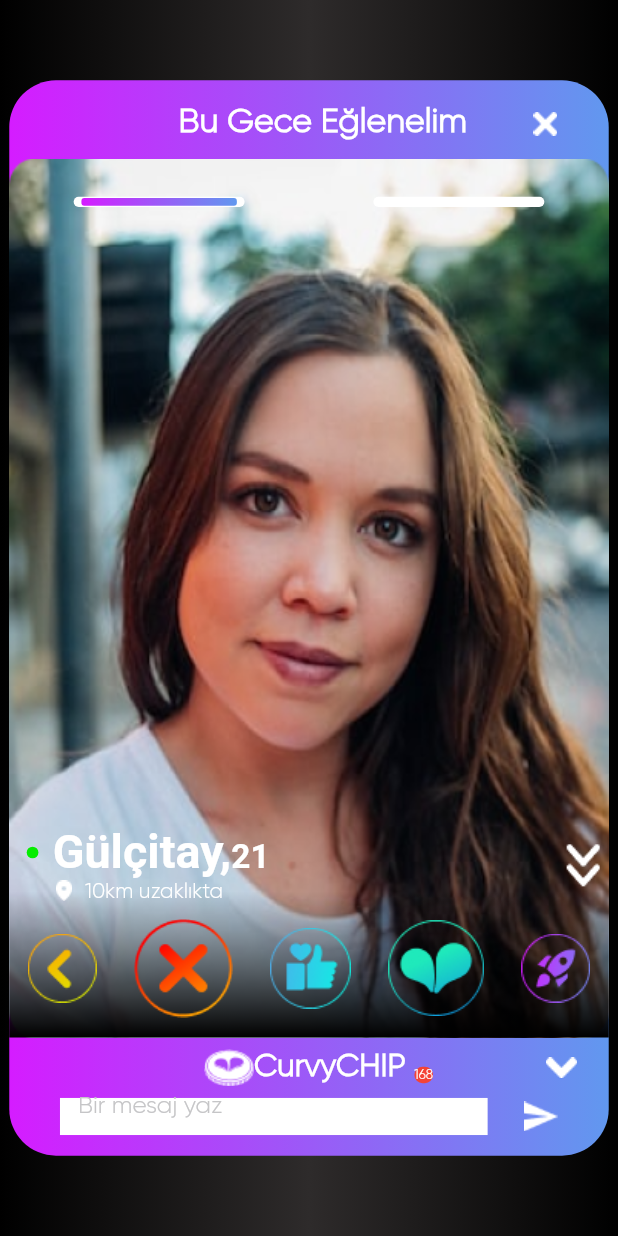
After one commit to kemalkaancetindag/curvy-app, a Flutter app: the HubScreen screen opened by its route, on a phone screen of 412 x 824 dp. The commit adds this screen. Run offline on Flutter 3.47's test engine with Material 2 defaults, Android fonts, the phone set to English and light mode, and no system bars; our stand-ins replace camera, cloud_firestore, dio, dotted_border, firebase_auth, firebase_core and 9 more; missing offline and left inert: dart:ffi, flutter_facebook_auth; accounts and stored records are empty; statements that could not run were skipped.

Commit message:
hub ui done

```diff
--- a/lib/constants/pages.dart
+++ b/lib/constants/pages.dart
@@ -5,6 +5,7 @@ import 'package:curvy_app/ui/screens/delete_account_last_chance.dart';
 import 'package:curvy_app/ui/screens/delete_account_why.dart';
 import 'package:curvy_app/ui/screens/edit_profile.dart';
 import 'package:curvy_app/ui/screens/explore.dart';
+import 'package:curvy_app/ui/screens/hub.dart';
 import 'package:curvy_app/ui/screens/index.dart';
 import 'package:curvy_app/ui/screens/login.dart';
 import 'package:curvy_app/ui/screens/main_screen.dart';
@@ -142,4 +143,9 @@ final pages = [
     ]
   ),
 
+  GetPage(
+    name: Routes.hub,
+    page: () => HubScreen()
+  )
+
 ];
--- a/lib/constants/routes.dart
+++ b/lib/constants/routes.dart
@@ -19,7 +19,7 @@ abstract class Routes {
   static const  deleteAccountWhy = '/delete-account-why';
   static const  sendFeedback = '/send-feedback';
   static const  editProfile = '/edit-profile';
-
+  static const hub = '/hub';
   static const  chat = '/chat';
 
 
--- /dev/null
+++ b/lib/ui/screens/hub.dart
@@ -0,0 +1,16 @@
+import 'package:curvy_app/ui/widgets/hub/hub_empty.dart';
+import 'package:curvy_app/ui/widgets/hub/hub_found.dart';
+import 'package:flutter/material.dart';
+import 'package:flutter/src/widgets/container.dart';
+import 'package:flutter/src/widgets/framework.dart';
+
+class HubScreen  extends StatelessWidget {
+  const HubScreen ({super.key});
+
+  @override
+  Widget build(BuildContext context) {
+    return Scaffold(
+      body: HubFoundWidget(),
+    );
+  }
+}
--- /dev/null
+++ b/lib/ui/widgets/hub/hub_found.dart
@@ -0,0 +1,396 @@
+import 'package:curvy_app/constants/dimensions.dart';
+import 'package:flutter/cupertino.dart';
+import 'package:flutter/material.dart';
+import 'package:flutter/src/widgets/container.dart';
+import 'package:flutter/src/widgets/framework.dart';
+
+class HubFoundWidget extends StatelessWidget {
+  const HubFoundWidget({super.key});
+
+  @override
+  Widget build(BuildContext context) {
+    return Container(
+      width: double.maxFinite,
+      height: double.maxFinite,
+      decoration: BoxDecoration(
+          gradient: LinearGradient(colors: [
+        Color(0xFF000000),
+        Color(0xFF2E2B2B),
+        Color(0xFF000000),
+      ])),
+      child: Column(
+        mainAxisAlignment: MainAxisAlignment.center,
+        crossAxisAlignment: CrossAxisAlignment.center,
+        children: [
+          Container(
+            height: (Dimensions.h50 * 10) + (Dimensions.h230),
+            width: Dimensions.w35 * 10,
+            decoration: BoxDecoration(
+                borderRadius: BorderRadius.circular(Dimensions.h16 * 2),
+                gradient: LinearGradient(
+                    colors: [Color(0xFFD51CFF), Color(0xFF6198EF)])),
+            child: Column(
+              children: [
+                Container(
+                  margin: EdgeInsets.only(top: Dimensions.h16),
+                  child: Row(
+                    mainAxisAlignment: MainAxisAlignment.end,
+                    crossAxisAlignment: CrossAxisAlignment.center,
+                    children: [
+                      Container(
+                        margin: EdgeInsets.only(right: Dimensions.w42),
+                        child: Text(
+                          "Bu Gece Eğlenelim",
+                          style: TextStyle(
+                              color: Colors.white,
+                              fontWeight: FontWeight.bold,
+                              fontSize: Dimensions.h230 / 10),
+                        ),
+                      ),
+                      Container(
+                        margin: EdgeInsets.only(right: Dimensions.w300 / 10),
+                        child: Image.asset("assets/images/hub_close_icon.png"),
+                      )
+                    ],
+                  ),
+                ),
+                Container(
+                  margin: EdgeInsets.only(top: Dimensions.h100 / 10),
+                  width: double.maxFinite,
+                  height: Dimensions.h60 * 10,
+                  decoration: BoxDecoration(
+                    borderRadius: BorderRadius.circular(Dimensions.h16 * 2),
+                  ),
+                  child: Stack(
+                    children: [
+                      Positioned(
+                          top: 0,
+                          bottom: 0,
+                          left: 0,
+                          right: 0,
+                          child: Container(
+                            width: double.maxFinite,
+                            height: double.maxFinite,
+                            decoration: BoxDecoration(
+                                image: DecorationImage(
+                                    image:
+                                        AssetImage("assets/images/women.png"),
+                                    fit: BoxFit.fill)),
+                          )),
+                      Positioned(
+                        bottom: 0,
+                        left: 0,
+                        right: 0,
+                        child: Container(
+                          height: Dimensions.h100,
+                          width: double.maxFinite,
+                          decoration: BoxDecoration(
+                              gradient: LinearGradient(
+                                  begin: Alignment.bottomCenter,
+                                  end: Alignment.topCenter,
+                                  colors: [
+                                Colors.black,
+                                Colors.transparent,
+                              ])),
+                        ),
+                      ),
+                      Positioned(
+                          bottom: Dimensions.h7 * 13,
+                          left: 0,
+                          right: 0,
+                          child: Container(
+                            width: double.maxFinite,
+                            child: Row(
+                              mainAxisAlignment: MainAxisAlignment.spaceBetween,
+                              children: [
+                                Column(
+                                  children: [
+                                    Container(
+                                      child: Row(
+                                        children: [
+                                          Container(
+                                            width: Dimensions.h8,
+                                            height: Dimensions.h8,
+                                            margin: EdgeInsets.only(
+                                                left: Dimensions.w11,
+                                                right: Dimensions.w9),
+                                            decoration: BoxDecoration(
+                                                borderRadius:
+                                                    BorderRadius.circular(
+                                                        Dimensions.h8 / 2),
+                                                color: Color(0xFF05ED00)),
+                                          ),
+                                          Container(
+                                            child: RichText(
+                                              text: TextSpan(
+                                                  style: TextStyle(
+                                                      color: Colors.white,
+                                                      fontSize:
+                                                          Dimensions.h16 * 2,
+                                                      fontWeight:
+                                                          FontWeight.bold),
+                                                  text: "Gülçitay,",
+                                                  children: [
+                                                    TextSpan(
+                                                        text: "21",
+                                                        style: TextStyle(
+                                                            color: Colors.white,
+                                                            fontSize: Dimensions
+                                                                    .h230 /
+                                                                10))
+                                                  ]),
+                                            ),
+                                          )
+                                        ],
+                                      ),
+                                    ),
+                                    Container(
+                                      child: Wrap(
+                                        children: [
+                                          Container(
+                                            margin: EdgeInsets.only(
+                                                right: Dimensions.w8),
+                                            child: Center(
+                                              child: Image.asset(
+                                                  "assets/images/location_white.png"),
+                                            ),
+                                          ),
+                                          Container(
+                                            child: Text(
+                                              "10km uzaklıkta",
+                                              style: TextStyle(
+                                                  color: Colors.white),
+                                            ),
+                                          )
+                                        ],
+                                      ),
+                                    )
+                                  ],
+                                ),
+                                Column(
+                                  crossAxisAlignment: CrossAxisAlignment.end,
+                                  children: [
+                                    Container(
+                                      child: Image.asset(
+                                          "assets/images/expand_icon.png"),
+                                    )
+                                  ],
+                                )
+                              ],
+                            ),
+                          )),
+                      Positioned(
+                          left: 0,
+                          right: 0,
+                          bottom: Dimensions.h12,
+                          child: Container(
+                            width: double.maxFinite,
+                            child: Row(
+                              mainAxisAlignment: MainAxisAlignment.spaceAround,
+                              children: [
+                                Container(
+                                  child: Center(
+                                    child: Image.asset(
+                                        "assets/images/matcher_back.png"),
+                                  ),
+                                ),
+                                Container(
+                                  child: Center(
+                                    child: Image.asset(
+                                        "assets/images/matcher_dislike.png"),
+                                  ),
+                                ),
+                                Container(
+                                  child: Center(
+                                    child: Image.asset(
+                                        "assets/images/matcher_superlike.png"),
+                                  ),
+                                ),
+                                Container(
+                                  child: Center(
+                                    child: Image.asset(
+                                        "assets/images/matcher_like.png"),
+                                  ),
+                                ),
+                                Container(
+                                  child: Center(
+                                    child: Image.asset(
+                                        "assets/images/matcher_turbo.png"),
+                                  ),
+                                )
+                              ],
+                            ),
+                          )),
+                      Positioned(
+                          left: 0,
+                          right: 0,
+                          top: Dimensions.h22,
+                          child: Container(
+                            width: Dimensions.w300,
+                            child: Row(
+                              mainAxisAlignment: MainAxisAlignment.spaceAround,
+                              children: [
+                                Container(
+                                  width: Dimensions.w300 / 3,
+                                  height: Dimensions.h7,
+                                  decoration: BoxDecoration(
+                                      color: Colors.white,
+                                      borderRadius: BorderRadius.circular(
+                                          Dimensions.h50 / 10)),
+                                  child: Center(
+                                    child: Container(
+                                      width: (Dimensions.w300 / 3) / 1.1,
+                                      height: Dimensions.h7 / 1.3,
+                                      decoration: BoxDecoration(
+                                          borderRadius: BorderRadius.circular(
+                                              Dimensions.h8 / 4),
+                                          gradient: LinearGradient(colors: [
+                                            Color(0xFFD51CFF),
+                                            Color(0xFF6198EF)
+                                          ])),
+                                    ),
+                                  ),
+                                ),
+                                Container(
+                                  width: Dimensions.w300 / 3,
+                                  height: Dimensions.h7,
+                                  decoration: BoxDecoration(
+                                      color: Colors.white,
+                                      borderRadius: BorderRadius.circular(
+                                          Dimensions.h50 / 10)),
+                                  child: Center(
+                                    child: Container(
+                                      width: (Dimensions.w300 / 3) / 1.1,
+                                      height: Dimensions.h7 / 1.3,
+                                      decoration: BoxDecoration(
+                                        borderRadius: BorderRadius.circular(
+                                            Dimensions.h8 / 4),
+                                      ),
+                                    ),
+                                  ),
+                                )
+                              ],
+                            ),
+                          ))
+                    ],
+                  ),
+                ),
+                Container(
+                  width: double.maxFinite,
+                  child: Column(
+                    children: [
+                     Container(
+                      width: double.maxFinite,
+                      child: Row(
+                        mainAxisAlignment: MainAxisAlignment.end,
+                        children: [
+                          Container(
+
+                            child: Row(
+                              crossAxisAlignment: CrossAxisAlignment.center,
+                              mainAxisAlignment: MainAxisAlignment.end,
+                              children: [
+                                Container(
+                                  height: Dimensions.h27,
+                                  child: Center(
+                                    child: Image.asset("assets/images/curvy_chip_dialog.png"),
+                                  ),
+                                ),
+                                Container(
+                                  height: Dimensions.h27,
+                                  child: Center(
+                                    child: Text(
+                                      "CurvyCHIP",
+                                      style: TextStyle(
+                                        color: Colors.white,
+                                        fontSize: Dimensions.h21,
+                                        fontWeight: FontWeight.bold
+                                      ),
+                                    ),
+                                  ),
+                                ),
+                                Container(
+                                  margin: EdgeInsets.only(top: Dimensions.h16),
+                                  height: Dimensions.h27,
+                                  child: Column(
+                                    mainAxisAlignment: MainAxisAlignment.start,
+                                    children: [
+                                      Padding(
+                                        padding: EdgeInsets.symmetric(vertical: Dimensions.h8/2, horizontal: Dimensions.w11/2),
+                                        child: Container(
+                                          margin: EdgeInsets.only(right: Dimensions.w50),
+                                          decoration: BoxDecoration(
+                                            color: Colors.red,
+                                            borderRadius: BorderRadius.circular(Dimensions.h7)
+                                          ),
+                                          child: Center(
+                                            child: Text(
+                                              "168",
+                                              style: TextStyle(
+                                                color: Colors.white,
+                                                fontSize: Dimensions.h9
+                                              ),
+                                            ),
+                                          ),
+                                        ),
+                                      )
+                                    ],
+                                  ),
+                                ),
+                                Container(
+                                  margin: EdgeInsets.only(right: Dimensions.w200/10),
+                                  child: Center(
+                                    child: Image.asset("assets/images/chevron_bottom.png")
+                                  ),
+                                )
+                              ],
+                            ),
+                          )
+                        ],
+                      ),
+                     )
+                    ],
+                  ),
+                ),
+                Container(
+                  width: Dimensions.w320+Dimensions.w16,
+                  child: Row(
+                    mainAxisAlignment: MainAxisAlignment.spaceAround,
+                    children: [
+                      Container(
+                        width: Dimensions.w270,
+                        height: Dimensions.h27,
+                        child: TextField(
+                          decoration: InputDecoration(
+
+                            filled: true,
+                            fillColor: Colors.white,
+                            border: InputBorder.none,
+                            enabledBorder: InputBorder.none,
+                            disabledBorder: InputBorder.none,
+                            focusedBorder: InputBorder.none,
+                            hintText: "Bir mesaj yaz",
+                            hintStyle: TextStyle(
+                              color: Color(0xFFC5C5C7),
+
+                            )
+                          ),
+                        ),
+                      ),
+                      Container(
+                        child: Center(
+                          child: Image.asset("assets/images/chat_send.png"),
+                        ),
+                      )
+
+                    ],
+                  ),
+                )
+              ],
+            ),
+          )
+        ],
+      ),
+    );
+  }
+}
--- a/pubspec.yaml
+++ b/pubspec.yaml
@@ -176,6 +176,8 @@ flutter:
     - assets/images/curvy_dialog_add_icon.png
     - assets/images/curvy_dialog_mic_icon.png
     - assets/images/match_dialog_logo.png
+    - assets/images/hub_close_icon.png
+    - assets/images/chevron_bottom.png
 
   # An image asset can refer to one or more resolution-specific "variants", see
   # https://flutter.dev/assets-and-images/#resolution-aware
```
Also changed, not shown: lib/models/online_hub.model.dart (added, +56 -0 lines), lib/ui/screens/explore.dart (+7 -1 lines), lib/ui/widgets/hub/hub_empty.dart (added, +223 -0 lines), assets/images/chevron_bottom.png (added), assets/images/hub_close_icon.png (added).
